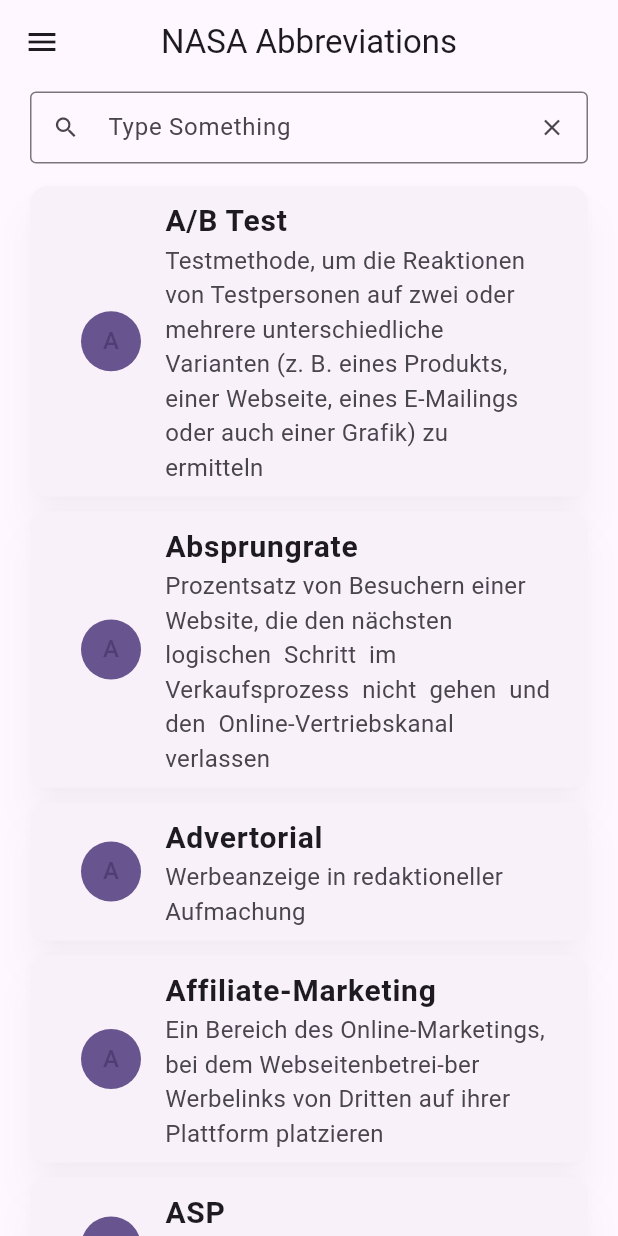
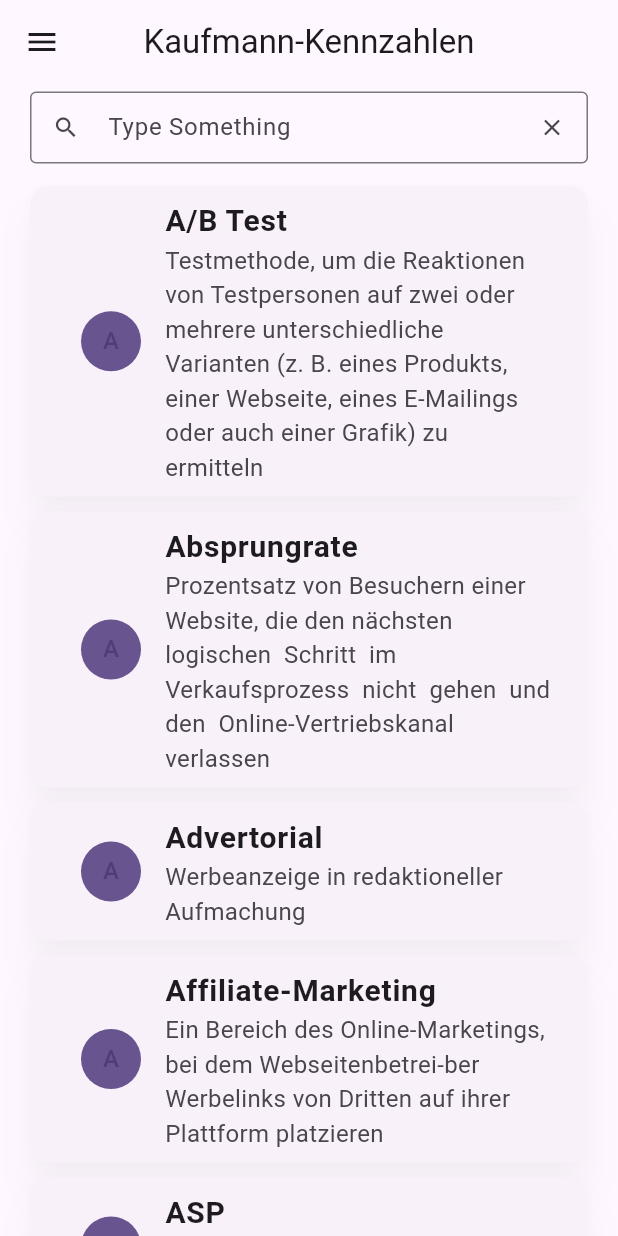
Before and after one commit to sahibul-nf/Kaufmann_Kennzahlen, a Flutter app: the HomePage screen opened directly, on a phone screen of 412 x 824 dp. Run offline on Flutter 3.47's test engine with Material 2 defaults, Android fonts, the phone set to English and light mode, and no system bars; our stand-ins replace google_fonts.

Commit message:
edited the title

```diff
--- a/lib/main.dart
+++ b/lib/main.dart
@@ -13,7 +13,7 @@
   @override
   Widget build(BuildContext context) {
     return MaterialApp(
-      title: 'NASA Abbreviation',
+      title: 'Kaufmann-Kennzahlen',
       theme: AppTheme.lightTheme,
       darkTheme: AppTheme.darkTheme,
       // To Navigate to the first page
--- a/lib/screens/Home_page/home_page.dart
+++ b/lib/screens/Home_page/home_page.dart
@@ -23,7 +23,7 @@
   Widget build(BuildContext context) {
     return Scaffold(
       appBar: AppBar(
-        title: const Text("NASA Abbreviations"),
+        title: const Text("Kaufmann-Kennzahlen"),
         centerTitle: true,
         scrolledUnderElevation: 0,
       ),
```
